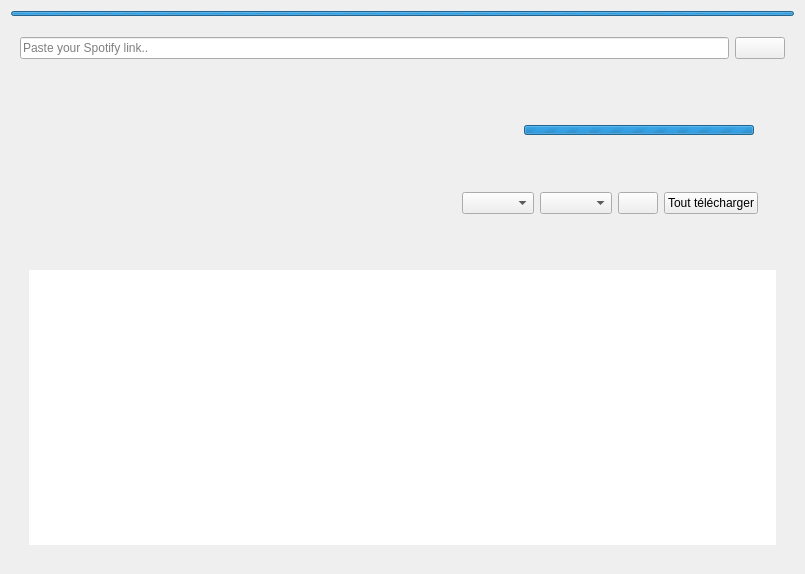
This is src/views/mainWindow.ui in Didiloy/spotwrap as Qt 5 draws it before an edit. The edited form follows.
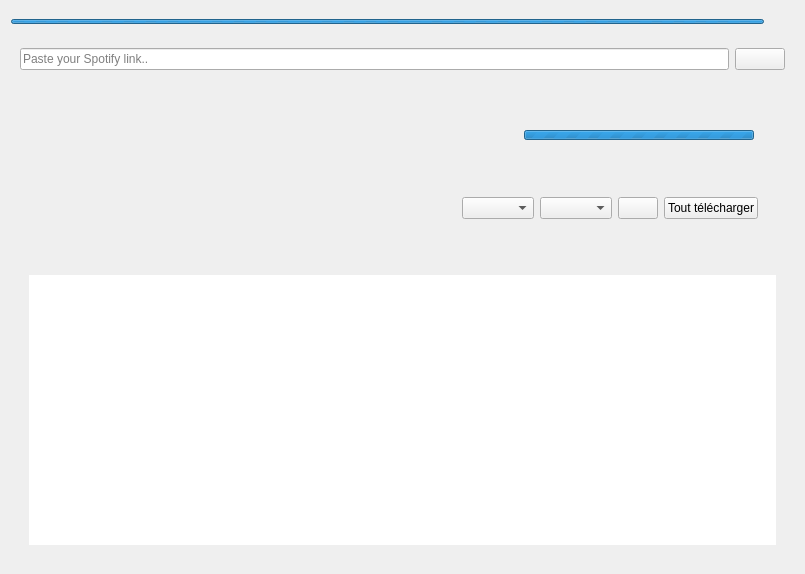
This is the edited form. Icons and pictures are not drawn.

Patch:
```diff
--- a/src/views/mainWindow.ui
+++ b/src/views/mainWindow.ui
@@ -24,36 +24,14 @@
     <normaloff>:/images/images/download_icon.png</normaloff>:/images/images/download_icon.png</iconset>
   </property>
   <layout class="QGridLayout" name="gridLayout">
-   <item row="0" column="0">
+   <property name="spacing">
+    <number>0</number>
+   </property>
+   <item row="2" column="0">
     <layout class="QVBoxLayout" name="verticalLayout">
      <property name="sizeConstraint">
       <enum>QLayout::SetMaximumSize</enum>
      </property>
-     <item>
-      <widget class="QProgressBar" name="progressBarMainWindow">
-       <property name="sizePolicy">
-        <sizepolicy hsizetype="Expanding" vsizetype="Fixed">
-         <horstretch>0</horstretch>
-         <verstretch>0</verstretch>
-        </sizepolicy>
-       </property>
-       <property name="maximumSize">
-        <size>
-         <width>16777215</width>
-         <height>5</height>
-        </size>
-       </property>
-       <property name="maximum">
-        <number>0</number>
-       </property>
-       <property name="value">
-        <number>-1</number>
-       </property>
-       <property name="textVisible">
-        <bool>true</bool>
-       </property>
-      </widget>
-     </item>
      <item>
       <widget class="QWidget" name="widget" native="true">
        <property name="sizePolicy">
@@ -373,7 +351,7 @@
              <x>0</x>
              <y>0</y>
              <width>767</width>
-             <height>295</height>
+             <height>283</height>
             </rect>
            </property>
            <layout class="QGridLayout" name="gridLayout_3">
@@ -402,6 +380,90 @@
      </item>
     </layout>
    </item>
+   <item row="1" column="0">
+    <widget class="QWidget" name="widget_6" native="true">
+     <property name="layoutDirection">
+      <enum>Qt::LeftToRight</enum>
+     </property>
+     <layout class="QHBoxLayout" name="horizontalLayout_4">
+      <property name="spacing">
+       <number>5</number>
+      </property>
+      <property name="leftMargin">
+       <number>0</number>
+      </property>
+      <property name="topMargin">
+       <number>0</number>
+      </property>
+      <property name="rightMargin">
+       <number>0</number>
+      </property>
+      <property name="bottomMargin">
+       <number>0</number>
+      </property>
+      <item>
+       <widget class="QProgressBar" name="progressBarMainWindow">
+        <property name="sizePolicy">
+         <sizepolicy hsizetype="Expanding" vsizetype="Fixed">
+          <horstretch>0</horstretch>
+          <verstretch>0</verstretch>
+         </sizepolicy>
+        </property>
+        <property name="maximumSize">
+         <size>
+          <width>16777215</width>
+          <height>5</height>
+         </size>
+        </property>
+        <property name="maximum">
+         <number>0</number>
+        </property>
+        <property name="value">
+         <number>-1</number>
+        </property>
+        <property name="textVisible">
+         <bool>true</bool>
+        </property>
+       </widget>
+      </item>
+      <item alignment="Qt::AlignRight">
+       <widget class="QPushButton" name="menuButton">
+        <property name="sizePolicy">
+         <sizepolicy hsizetype="Fixed" vsizetype="Fixed">
+          <horstretch>0</horstretch>
+          <verstretch>0</verstretch>
+         </sizepolicy>
+        </property>
+        <property name="maximumSize">
+         <size>
+          <width>25</width>
+          <height>25</height>
+         </size>
+        </property>
+        <property name="cursor">
+         <cursorShape>PointingHandCursor</cursorShape>
+        </property>
+        <property name="text">
+         <string/>
+        </property>
+        <property name="icon">
+         <iconset resource="../../assets/ressource.qrc">
+          <normaloff>:/images/images/menu.png</normaloff>:/images/images/menu.png</iconset>
+        </property>
+        <property name="iconSize">
+         <size>
+          <width>15</width>
+          <height>15</height>
+         </size>
+        </property>
+        <property name="flat">
+         <bool>true</bool>
+        </property>
+       </widget>
+      </item>
+     </layout>
+    </widget>
+   </item>
   </layout>
  </widget>
  <resources>
```
